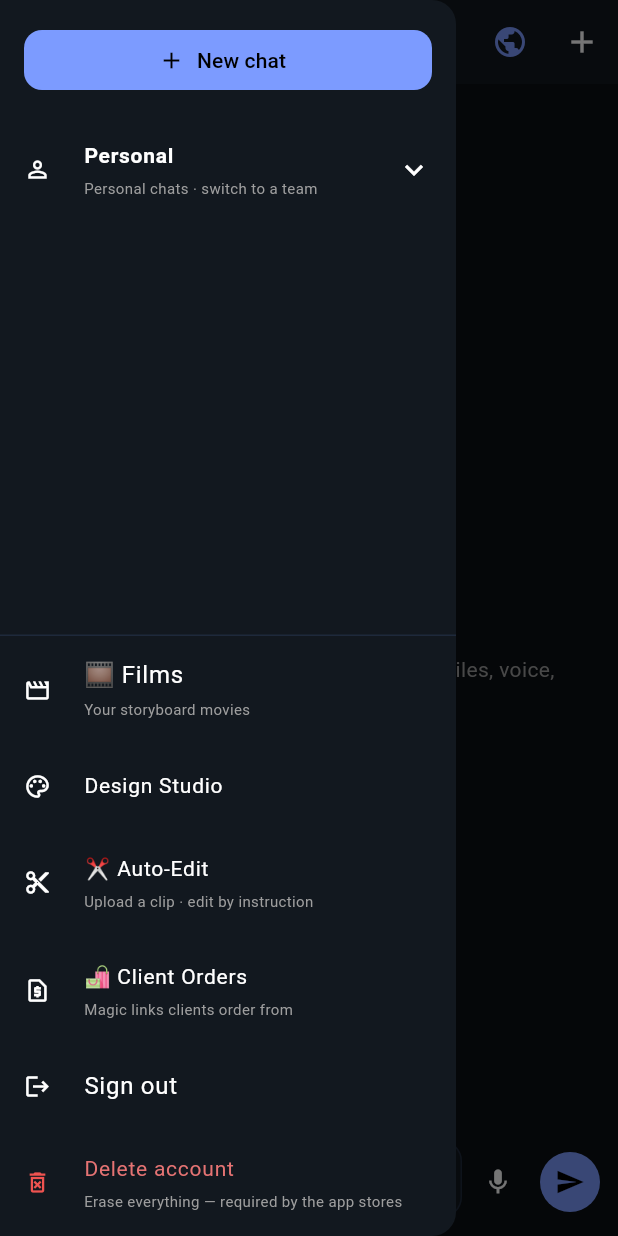
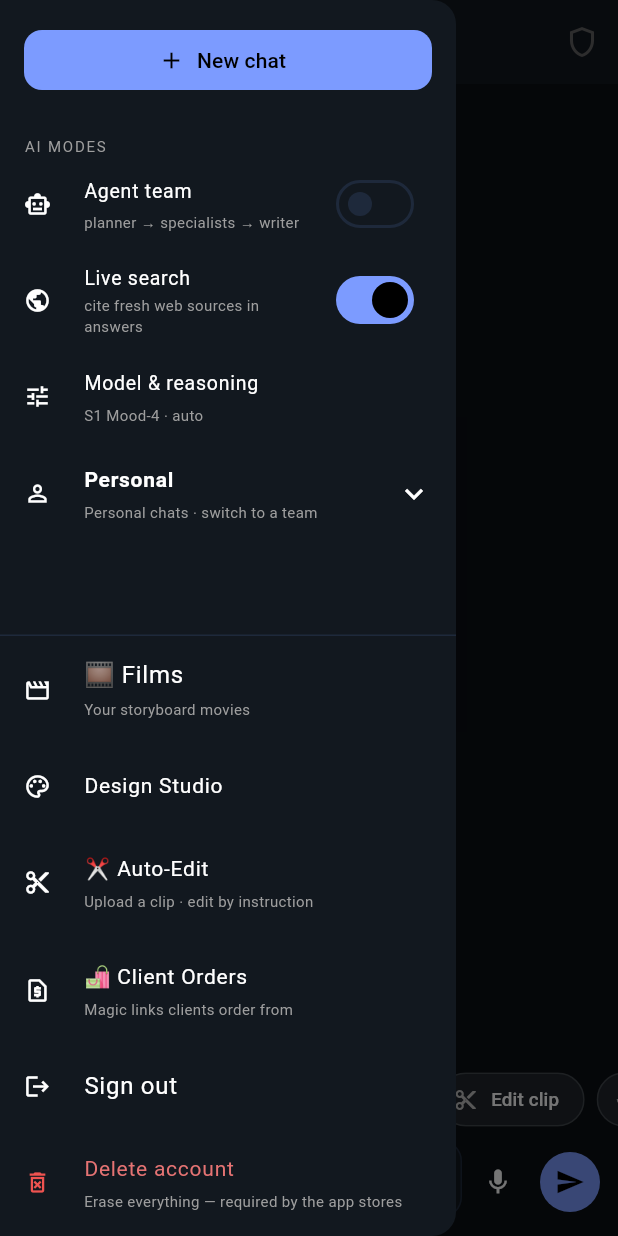
Before and after one commit to joesoft3/moodai, a Flutter app: the ChatScreen screen opened directly, with the side drawer open, on a phone screen of 412 x 824 dp. Run offline on Flutter 3.47's test engine with Material 3 defaults, Android fonts, the phone set to English and light mode, and no system bars; our stand-ins replace audioplayers, file_picker, firebase_core, firebase_messaging, flutter_local_notifications, flutter_markdown and 3 more; missing offline and left inert: record; accounts and stored records are empty; network calls fail.

Commit message:
🏠 v1.9.0: Grok-clean mobile home — watermark logo, Ask|Imagine tabs, quick chips, menu takes the rest
- Empty home = big centered Mood AI mark (10% watermark) — no text clutter
- Top bar: hamburger (everything moved to menu) · 'Ask | Imagine' tab pair · ⚔ Arena
  as the single right icon (highlighted when armed)
- Quick-launch chips above composer on empty home: Create Videos → Films,
  Create design → Studio, Edit clip → Auto-Edit, Voice, S1 model picker
- Drawer gains 'AI MODES' section: Agent team + Live search switches, Model &
  reasoning entry (shows S1 display label)
- Model display-label rule enforced: S1 Mood-4 / S1 Mood-4-Fast in picker labels
  + reasoning-gate subtitle (vendor ids never shown)
- app_icon.png bundled via pubspec assets; version 1.9.0+20
- removed now-unused conversation-title plumbing (analyzer-clean)

```diff
--- a/mobile/lib/chat_screen.dart
+++ b/mobile/lib/chat_screen.dart
@@ -70,6 +70,7 @@ class _ChatScreenState extends State<ChatScreen> {
   final List<AttachedFile> _files = [];
   final _recorder = AudioRecorder();
   final _player = AudioPlayer();
+  int _homeTab = 0; // 🏠 Grok-style home: 0 = Ask (chat), Imagine → creation studios
   List<Conversation> _conversations = [];
   String? _conversationId;
   String? _recordPath;
@@ -397,8 +398,8 @@ class _ChatScreenState extends State<ChatScreen> {
   static const _pickerModels = [
     ['auto', '🚀', 'Auto · best pick'],
     ['grok-3-mini', '⚡', 'grok-3-mini · cheapest'],
-    ['grok-4-fast', '💨', 'grok-4-fast · newest, 2M ctx'],
-    ['grok-4', '👑', 'grok-4 · flagship (🧠 thinking)'],
+    ['grok-4-fast', '💨', 'S1 Mood-4-Fast · newest, 2M ctx'],
+    ['grok-4', '👑', 'S1 Mood-4 · flagship (🧠 thinking)'],
     ['grok-code-fast-1', '💻', 'grok-code-fast-1 (🧠 thinking)'],
   ];
 
@@ -435,7 +436,7 @@ class _ChatScreenState extends State<ChatScreen> {
                   contentPadding: EdgeInsets.zero,
                   activeColor: MoodColors.accent,
                   title: Text('🧠 Extended reasoning', style: TextStyle(color: (_model == 'auto' || _model == 'grok-4' || _model == 'grok-code-fast-1') ? Colors.white70 : Colors.white24, fontSize: 13)),
-                  subtitle: const Text('grok-4 or grok-code-fast-1 only', style: TextStyle(color: Colors.white24, fontSize: 11)),
+                  subtitle: const Text('S1 Mood-4 (or code models) only', style: TextStyle(color: Colors.white24, fontSize: 11)),
                   value: _thinkOn && (_model == 'auto' || _model == 'grok-4' || _model == 'grok-code-fast-1'),
                   onChanged: (_model == 'auto' || _model == 'grok-4' || _model == 'grok-code-fast-1')
                       ? (v) {
@@ -636,48 +637,92 @@ class _ChatScreenState extends State<ChatScreen> {
     );
   }
 
-  String _title() {
-    if (_conversationId == null) return 'Mood AI';
-    for (final c in _conversations) {
-      if (c.id == _conversationId) return c.title;
-    }
-    return 'Mood AI';
+  // 🏠 Ask | Imagine — the Grok-mirror tab pair in the top bar.
+  Widget _modeTabs() {
+    return Row(
+      mainAxisSize: MainAxisSize.min,
+      children: [
+        _homeTabLabel('Ask', _homeTab == 0, () => setState(() => _homeTab = 0)),
+        const SizedBox(width: 20),
+        _homeTabLabel('Imagine', false, () {
+          Navigator.of(context).push(MaterialPageRoute(builder: (_) => const DesignScreen()));
+        }),
+      ],
+    );
+  }
+
+  Widget _homeTabLabel(String label, bool active, VoidCallback onTap) {
+    return GestureDetector(
+      onTap: onTap,
+      behavior: HitTestBehavior.opaque,
+      child: Column(
+        mainAxisSize: MainAxisSize.min,
+        children: [
+          Text(label,
+              style: TextStyle(
+                  fontSize: 15,
+                  fontWeight: active ? FontWeight.w700 : FontWeight.w500,
+                  color: active ? Colors.white : Colors.grey.shade500)),
+          const SizedBox(height: 3),
+          Container(
+            height: 2.5,
+            width: 22,
+            decoration: BoxDecoration(
+                color: active ? Colors.white : Colors.transparent,
+                borderRadius: BorderRadius.circular(2)),
+          ),
+        ],
+      ),
+    );
+  }
+
+  // display-name rule: users see S1 Mood-4 / S1 Mood-4-Fast, never raw vendor ids
+  String _modelLabel() {
+    final base = _model == 'grok-4-fast' ? 'S1 Mood-4-Fast' : 'S1 Mood-4';
+    return _model == 'auto' ? '$base · auto' : base;
+  }
+
+  Widget _quickChip(IconData icon, String label, VoidCallback? onTap) {
+    return Padding(
+      padding: const EdgeInsets.only(right: 8),
+      child: ActionChip(
+        avatar: Icon(icon, size: 16, color: Colors.grey.shade400),
+        label: Text(label, style: const TextStyle(fontSize: 12.5)),
+        onPressed: onTap,
+        backgroundColor: Colors.white.withOpacity(0.06),
+        side: BorderSide(color: Colors.white.withOpacity(0.08)),
+        shape: RoundedRectangleBorder(borderRadius: BorderRadius.circular(20)),
+      ),
+    );
   }
 
   @override
   Widget build(BuildContext context) {
-    final currentTitle = _title();
     return Scaffold(
       appBar: AppBar(
-        title: Text(currentTitle, overflow: TextOverflow.ellipsis),
+        // 🏠 Grok-clean top bar: hamburger = everything moved to the menu,
+        // Ask | Imagine tabs centered, ⚔ Arena as the single right icon.
+        automaticallyImplyLeading: false,
+        leading: Builder(
+          builder: (ctx) => IconButton(
+            icon: const Icon(Icons.menu),
+            tooltip: 'Menu — chats, studios, AI modes',
+            onPressed: () => Scaffold.of(ctx).openDrawer(),
+          ),
+        ),
+        centerTitle: true,
+        titleSpacing: 0,
+        title: _modeTabs(),
         actions: [
           IconButton(
-            tooltip: '⚔️ Arena — models debate, Grok-4 judges',
-            icon: Icon(Icons.shield_outlined, color: _arenaMode ? MoodColors.accent : Colors.grey[700]),
+            tooltip: '⚔️ Arena — models debate, S1 Mood-4 judges',
+            icon: Icon(_arenaMode ? Icons.shield : Icons.shield_outlined,
+                color: _arenaMode ? MoodColors.accent : Colors.grey[700]),
             onPressed: () => setState(() {
               _arenaMode = !_arenaMode;
               if (_arenaMode) _agentMode = false;
             }),
           ),
-          IconButton(
-            tooltip: 'Model · $_model${_thinkOn ? ' 🧠' : ''}',
-            icon: const Icon(Icons.tune, color: MoodColors.accent),
-            onPressed: _showModelPicker,
-          ),
-          IconButton(
-            tooltip: _agentMode ? 'Agent mode: on' : 'Agent mode: off',
-            icon: Icon(Icons.smart_toy_outlined, color: _agentMode ? MoodColors.accent : Colors.grey[700]),
-            onPressed: () => setState(() {
-              _agentMode = !_agentMode;
-              if (_agentMode) _arenaMode = false;
-            }),
-          ),
-          IconButton(
-            tooltip: _search ? 'Live search: on' : 'Live search: off',
-            icon: Icon(Icons.public, color: _search ? MoodColors.accent : Colors.grey[700]),
-            onPressed: () => setState(() => _search = !_search),
-          ),
-          IconButton(icon: const Icon(Icons.add), tooltip: 'New chat', onPressed: _newChat),
         ],
       ),
       drawer: Drawer(
@@ -698,6 +743,42 @@ class _ChatScreenState extends State<ChatScreen> {
                     shape: RoundedRectangleBorder(borderRadius: BorderRadius.circular(12)),
                   ),
                 ),
+              ),
+              // ── AI modes (moved off the home bar for a Grok-clean home) ──
+              const Padding(
+                padding: EdgeInsets.fromLTRB(16, 10, 16, 0),
+                child: Text('AI MODES', style: TextStyle(fontSize: 10, letterSpacing: 1.2, color: Colors.grey)),
+              ),
+              SwitchListTile.adaptive(
+                dense: true,
+                secondary: const Icon(Icons.smart_toy_outlined, size: 18),
+                title: const Text('Agent team', style: TextStyle(fontSize: 13)),
+                subtitle: const Text('planner → specialists → writer',
+                    style: TextStyle(fontSize: 10, color: Colors.grey)),
+                value: _agentMode,
+                onChanged: (v) => setState(() {
+                  _agentMode = v;
+                  if (v) _arenaMode = false;
+                }),
+              ),
+              SwitchListTile.adaptive(
+                dense: true,
+                secondary: const Icon(Icons.public, size: 18),
+                title: const Text('Live search', style: TextStyle(fontSize: 13)),
+                subtitle: const Text('cite fresh web sources in answers',
+                    style: TextStyle(fontSize: 10, color: Colors.grey)),
+                value: _search,
+                onChanged: (v) => setState(() => _search = v),
+              ),
+              ListTile(
+                dense: true,
+                leading: const Icon(Icons.tune, size: 18),
+                title: const Text('Model & reasoning', style: TextStyle(fontSize: 13)),
+                subtitle: Text(_modelLabel(), style: const TextStyle(fontSize: 10, color: Colors.grey)),
+                onTap: () {
+                  Navigator.of(context).maybePop();
+                  _showModelPicker();
+                },
               ),
               // Teams: switch between personal chats and shared team workspaces,
               // or redeem an invite link/code.
@@ -845,22 +926,10 @@ class _ChatScreenState extends State<ChatScreen> {
           Expanded(
             child: _messages.isEmpty
                 ? Center(
-                    child: Column(
-                      mainAxisSize: MainAxisSize.min,
-                      children: const [
-                        Text('✦', style: TextStyle(fontSize: 40, color: MoodColors.accent)),
-                        SizedBox(height: 12),
-                        Text('How can I help today?', style: TextStyle(fontSize: 18, fontWeight: FontWeight.w600)),
-                        SizedBox(height: 6),
-                        Padding(
-                          padding: EdgeInsets.symmetric(horizontal: 32),
-                          child: Text(
-                            'Live web search, memory across chats, files, voice, agent mode — ask anything.',
-                            textAlign: TextAlign.center,
-                            style: TextStyle(color: Colors.grey),
-                          ),
-                        ),
-                      ],
+                    // 🏠 Grok-clean home: just the Mood AI mark as a watermark.
+                    child: Opacity(
+                      opacity: 0.10,
+                      child: Image.asset('assets/icon/app_icon.png', width: 210),
                     ),
                   )
                 : ListView.builder(
@@ -874,6 +943,28 @@ class _ChatScreenState extends State<ChatScreen> {
                         ),
                   ),
           ),
+          // 🏠 Quick-launch chips (Grok-style) — only on the clean empty home
+          if (_messages.isEmpty)
+            SizedBox(
+              height: 46,
+              child: ListView(
+                scrollDirection: Axis.horizontal,
+                padding: const EdgeInsets.symmetric(horizontal: 14),
+                children: [
+                  _quickChip(Icons.movie_creation_outlined, 'Create Videos', () {
+                    Navigator.of(context).push(MaterialPageRoute(builder: (_) => const FilmsScreen()));
+                  }),
+                  _quickChip(Icons.palette_outlined, 'Create design', () {
+                    Navigator.of(context).push(MaterialPageRoute(builder: (_) => const DesignScreen()));
+                  }),
+                  _quickChip(Icons.content_cut, 'Edit clip', () {
+                    Navigator.of(context).push(MaterialPageRoute(builder: (_) => const EditScreen()));
+                  }),
+                  _quickChip(Icons.mic_none, 'Voice', _busy ? null : _toggleVoice),
+                  _quickChip(Icons.tune, _modelLabel(), _showModelPicker),
+                ],
+              ),
+            ),
           if (_files.isNotEmpty)
             SizedBox(
               height: 34,
--- a/mobile/pubspec.yaml
+++ b/mobile/pubspec.yaml
@@ -1,7 +1,7 @@
 name: mood_ai_mobile
 description: Mood AI — Grok-class assistant (Flutter mobile client for the Mood API).
 publish_to: "none"
-version: 1.8.0+19
+version: 1.9.0+20
 
 environment:
   sdk: ">=3.3.0 <4.0.0"
@@ -31,3 +31,5 @@ dev_dependencies:
 
 flutter:
   uses-material-design: true
+  assets:
+    - assets/icon/app_icon.png
```
